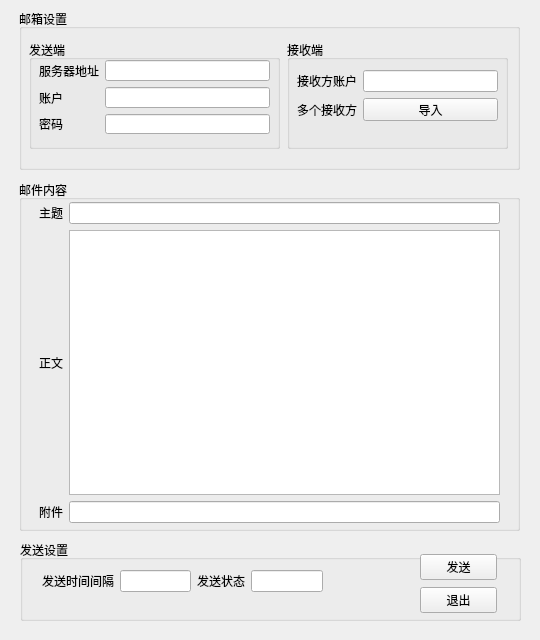
lifzcn/MailTool, file interface.ui: the form before one commit.
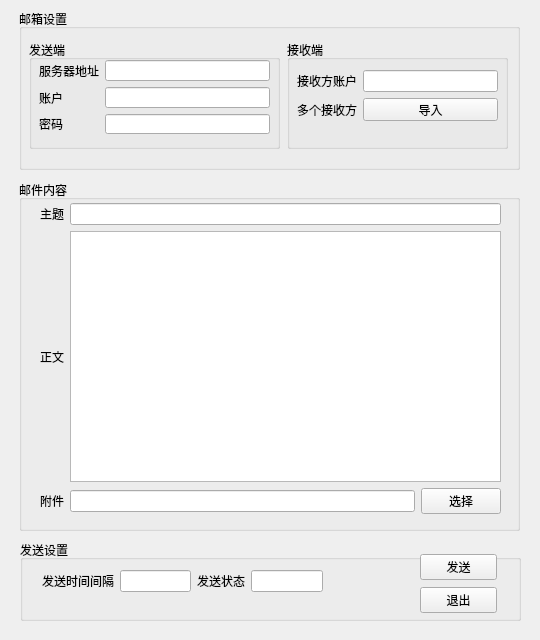
The form after the commit.

The edit to the form file:
```diff
--- a/interface.ui
+++ b/interface.ui
@@ -161,10 +161,10 @@
    <widget class="QWidget" name="">
     <property name="geometry">
      <rect>
-      <x>20</x>
-      <y>22</y>
+      <x>21</x>
+      <y>23</y>
       <width>461</width>
-      <height>321</height>
+      <height>311</height>
      </rect>
     </property>
     <layout class="QGridLayout" name="gridLayout_4">
@@ -175,9 +175,6 @@
        </property>
       </widget>
      </item>
-     <item row="0" column="1">
-      <widget class="QLineEdit" name="lineEdit_5"/>
-     </item>
      <item row="1" column="0">
       <widget class="QLabel" name="label_7">
        <property name="text">
@@ -185,7 +182,7 @@
        </property>
       </widget>
      </item>
-     <item row="1" column="1">
+     <item row="1" column="1" colspan="2">
       <widget class="QPlainTextEdit" name="plainTextEdit"/>
      </item>
      <item row="2" column="0">
@@ -198,6 +195,16 @@
      <item row="2" column="1">
       <widget class="QLineEdit" name="lineEdit_6"/>
      </item>
+     <item row="2" column="2">
+      <widget class="QPushButton" name="pushButton_2">
+       <property name="text">
+        <string>选择</string>
+       </property>
+      </widget>
+     </item>
+     <item row="0" column="1" colspan="2">
+      <widget class="QLineEdit" name="lineEdit_5"/>
+     </item>
     </layout>
    </widget>
   </widget>
@@ -256,14 +263,14 @@
     </property>
     <layout class="QGridLayout" name="gridLayout_5">
      <item row="0" column="0">
-      <widget class="QPushButton" name="pushButton_2">
-       <property name="text">
-        <string>发送</string>
-       </property>
-      </widget>
-     </item>
-     <item row="1" column="0">
       <widget class="QPushButton" name="pushButton_3">
+       <property name="text">
+        <string>发送</string>
+       </property>
+      </widget>
+     </item>
+     <item row="1" column="0">
+      <widget class="QPushButton" name="pushButton_4">
        <property name="text">
         <string>退出</string>
        </property>
```
Left out of the diff: 2 changed lines with no effect on the pictures.
